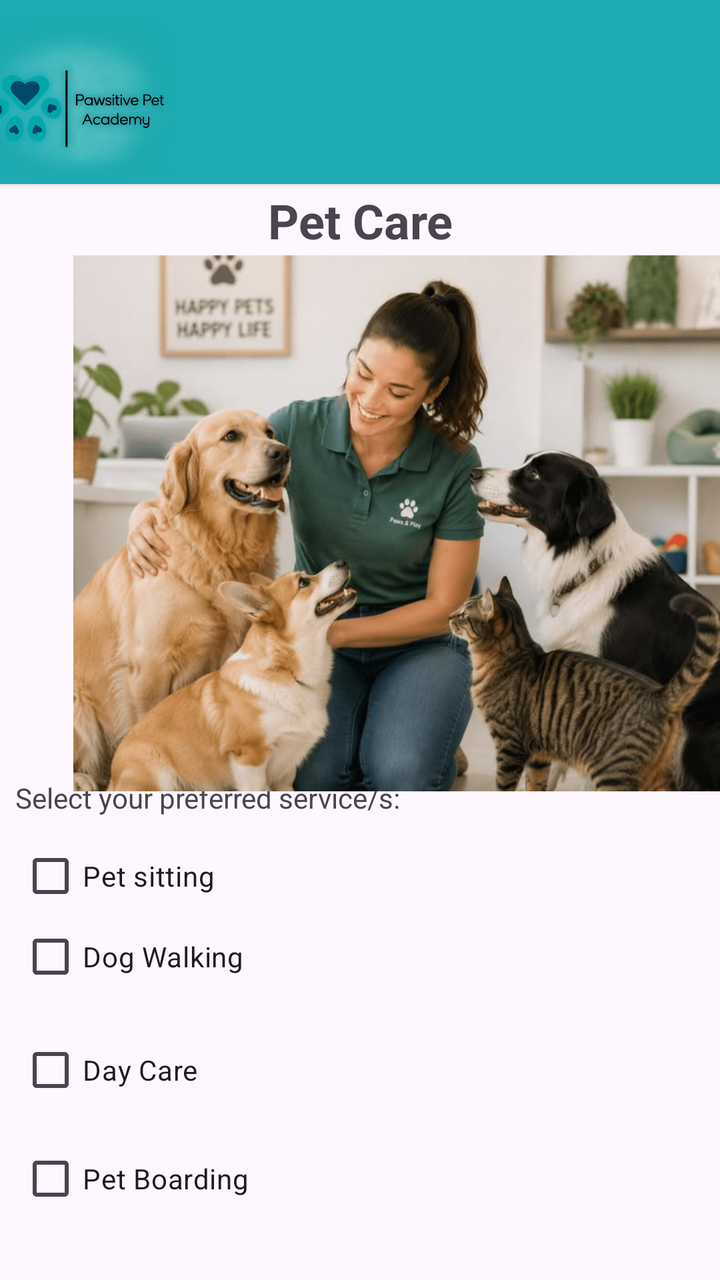
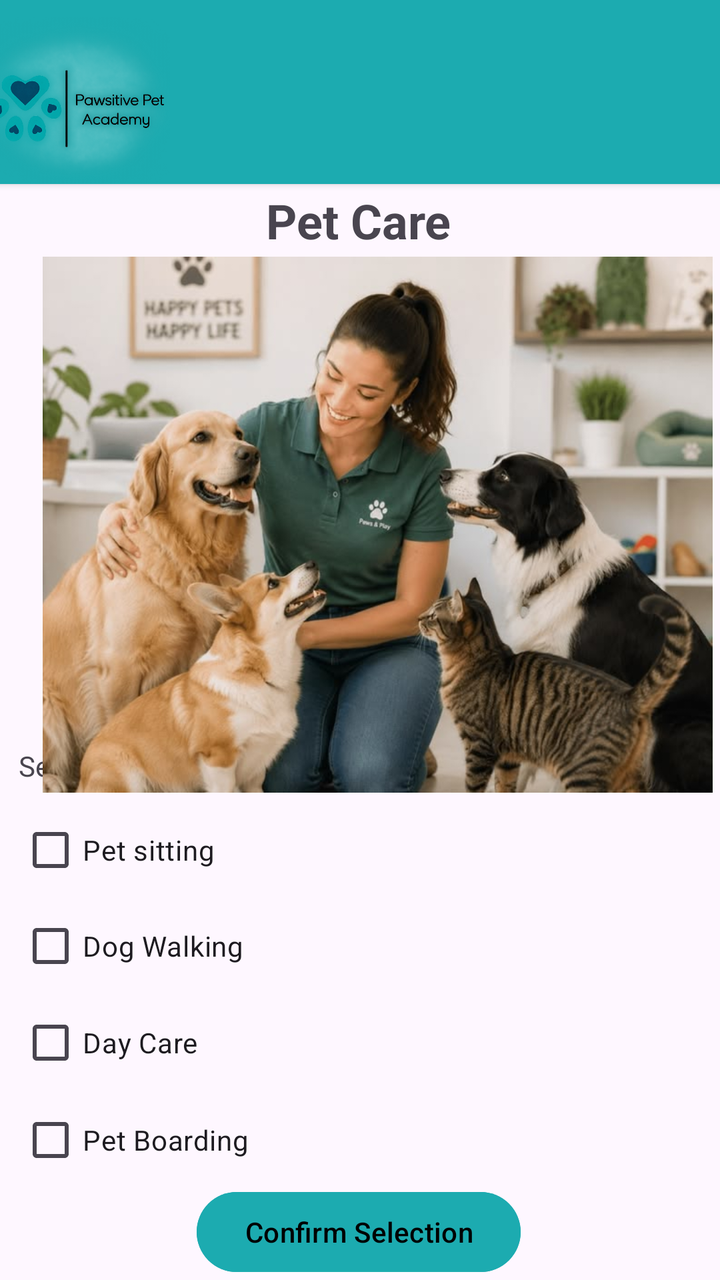

Compare the two renders of this Android layout. The source of the first and the diff that turns it into the second are given below.
<!-- AndroidManifest.xml: application theme Theme.PawsitivePets -->
<!-- res/layout/activity_pet_care.xml -->
<?xml version="1.0" encoding="utf-8"?>
<androidx.constraintlayout.widget.ConstraintLayout xmlns:android="http://schemas.android.com/apk/res/android"
    xmlns:app="http://schemas.android.com/apk/res-auto"
    xmlns:tools="http://schemas.android.com/tools"
    android:id="@+id/main"
    android:layout_width="match_parent"
    android:layout_height="match_parent"
    tools:context=".PetCare">

    <TextView
        android:id="@+id/txtPetCare"
        android:layout_width="161dp"
        android:layout_height="37dp"
        android:gravity="center"
        android:text="Pet Care"
        android:textSize="24sp"
        android:textStyle="bold"
        app:layout_constraintBottom_toBottomOf="parent"
        app:layout_constraintEnd_toEndOf="parent"
        app:layout_constraintStart_toStartOf="parent"
        app:layout_constraintTop_toTopOf="@+id/cardView2"
        app:layout_constraintVertical_bias="0.152" />

    <androidx.cardview.widget.CardView
        android:id="@+id/cardView2"
        android:layout_width="414dp"
        android:layout_height="92dp"
        app:cardBackgroundColor="#1CABB0"
        app:layout_constraintBottom_toBottomOf="parent"
        app:layout_constraintEnd_toEndOf="parent"
        app:layout_constraintStart_toStartOf="parent"
        app:layout_constraintTop_toTopOf="parent"
        app:layout_constraintVertical_bias="0.0">

        <ImageView
            android:id="@+id/imageView"
            android:layout_width="130dp"
            android:layout_height="match_parent"
            app:srcCompat="@drawable/logo_1" />
    </androidx.cardview.widget.CardView>

    <TextView
        android:id="@+id/txtSelect1"
        android:layout_width="wrap_content"
        android:layout_height="wrap_content"
        android:text="Select your preferred service/s:"
        app:layout_constraintBottom_toBottomOf="parent"
        app:layout_constraintEnd_toEndOf="parent"
        app:layout_constraintHorizontal_bias="0.045"
        app:layout_constraintStart_toStartOf="parent"
        app:layout_constraintTop_toTopOf="parent"
        app:layout_constraintVertical_bias="0.627" />

    <CheckBox
        android:id="@+id/checkPetSitting"
        android:layout_width="176dp"
        android:layout_height="56dp"
        android:text="Pet sitting"
        app:layout_constraintBottom_toBottomOf="parent"
        app:layout_constraintEnd_toEndOf="parent"
        app:layout_constraintHorizontal_bias="0.05"
        app:layout_constraintStart_toStartOf="parent"
        app:layout_constraintTop_toTopOf="parent"
        app:layout_constraintVertical_bias="0.702" />

    <CheckBox
        android:id="@+id/checkPetBoarding"
        android:layout_width="176dp"
        android:layout_height="56dp"
        android:text="Pet Boarding"
        app:layout_constraintBottom_toBottomOf="parent"
        app:layout_constraintEnd_toEndOf="parent"
        app:layout_constraintHorizontal_bias="0.051"
        app:layout_constraintStart_toStartOf="parent"
        app:layout_constraintTop_toTopOf="parent"
        app:layout_constraintVertical_bias="0.961" />

    <CheckBox
        android:id="@+id/checkDayCare"
        android:layout_width="176dp"
        android:layout_height="56dp"
        android:text="Day Care"
        app:layout_constraintBottom_toBottomOf="parent"
        app:layout_constraintEnd_toEndOf="parent"
        app:layout_constraintHorizontal_bias="0.051"
        app:layout_constraintStart_toStartOf="parent"
        app:layout_constraintTop_toTopOf="parent"
        app:layout_constraintVertical_bias="0.868" />

    <CheckBox
        android:id="@+id/checkDogWalking"
        android:layout_width="176dp"
        android:layout_height="56dp"
        android:text="Dog Walking"
        app:layout_constraintBottom_toBottomOf="parent"
        app:layout_constraintEnd_toEndOf="parent"
        app:layout_constraintHorizontal_bias="0.051"
        app:layout_constraintStart_toStartOf="parent"
        app:layout_constraintTop_toTopOf="parent"
        app:layout_constraintVertical_bias="0.771" />

    <ImageView
        android:id="@+id/imageView7"
        android:layout_width="408dp"
        android:layout_height="268dp"
        app:layout_constraintBottom_toBottomOf="parent"
        app:layout_constraintEnd_toEndOf="parent"
        app:layout_constraintHorizontal_bias="0.0"
        app:layout_constraintStart_toStartOf="parent"
        app:layout_constraintTop_toTopOf="@+id/cardView2"
        app:layout_constraintVertical_bias="0.343"
        app:srcCompat="@drawable/whatsapp_image_2026_09_22_at_09_33_24" />

</androidx.constraintlayout.widget.ConstraintLayout>
<!-- resources referenced by this layout -->
<resources>
  <!-- drawable logo_1: png bitmap (drawable, 235545 bytes) -->
  <!-- drawable whatsapp_image_2026_09_22_at_09_33_24: jpeg bitmap (drawable, 56257 bytes) -->
  <style name="Theme.PawsitivePets" parent="Base.Theme.PawsitivePets" />
  <style name="Base.Theme.PawsitivePets" parent="Theme.Material3.DayNight.NoActionBar">
          
          
      </style>
</resources>

<!-- the commit's change to res/layout/activity_pet_care.xml (unified diff, before → after) -->
@@ -6,6 +6,20 @@
     android:layout_width="match_parent"
     android:layout_height="match_parent"
     tools:context=".PetCare">
+
+    <Button
+        android:id="@+id/btnConfirmSelection1"
+        android:layout_width="wrap_content"
+        android:layout_height="wrap_content"
+        android:backgroundTint="#1CABB0"
+        android:text="Confirm Selection"
+        android:textColor="@color/black"
+        app:layout_constraintBottom_toBottomOf="parent"
+        app:layout_constraintEnd_toEndOf="parent"
+        app:layout_constraintHorizontal_bias="0.497"
+        app:layout_constraintStart_toStartOf="parent"
+        app:layout_constraintTop_toTopOf="parent"
+        app:layout_constraintVertical_bias="1.0" />
 
     <TextView
         android:id="@+id/txtPetCare"
@@ -17,6 +31,7 @@
         android:textStyle="bold"
         app:layout_constraintBottom_toBottomOf="parent"
         app:layout_constraintEnd_toEndOf="parent"
+        app:layout_constraintHorizontal_bias="0.496"
         app:layout_constraintStart_toStartOf="parent"
         app:layout_constraintTop_toTopOf="@+id/cardView2"
         app:layout_constraintVertical_bias="0.152" />
@@ -46,10 +61,10 @@
         android:text="Select your preferred service/s:"
         app:layout_constraintBottom_toBottomOf="parent"
         app:layout_constraintEnd_toEndOf="parent"
-        app:layout_constraintHorizontal_bias="0.045"
+        app:layout_constraintHorizontal_bias="0.055"
         app:layout_constraintStart_toStartOf="parent"
         app:layout_constraintTop_toTopOf="parent"
-        app:layout_constraintVertical_bias="0.627" />
+        app:layout_constraintVertical_bias="0.601" />
 
     <CheckBox
         android:id="@+id/checkPetSitting"
@@ -58,10 +73,10 @@
         android:text="Pet sitting"
         app:layout_constraintBottom_toBottomOf="parent"
         app:layout_constraintEnd_toEndOf="parent"
-        app:layout_constraintHorizontal_bias="0.05"
+        app:layout_constraintHorizontal_bias="0.051"
         app:layout_constraintStart_toStartOf="parent"
         app:layout_constraintTop_toTopOf="parent"
-        app:layout_constraintVertical_bias="0.702" />
+        app:layout_constraintVertical_bias="0.68" />
 
     <CheckBox
         android:id="@+id/checkPetBoarding"
@@ -73,7 +88,7 @@
         app:layout_constraintHorizontal_bias="0.051"
         app:layout_constraintStart_toStartOf="parent"
         app:layout_constraintTop_toTopOf="parent"
-        app:layout_constraintVertical_bias="0.961" />
+        app:layout_constraintVertical_bias="0.928" />
 
     <CheckBox
         android:id="@+id/checkDayCare"
@@ -85,7 +100,7 @@
         app:layout_constraintHorizontal_bias="0.051"
         app:layout_constraintStart_toStartOf="parent"
         app:layout_constraintTop_toTopOf="parent"
-        app:layout_constraintVertical_bias="0.868" />
+        app:layout_constraintVertical_bias="0.845" />
 
     <CheckBox
         android:id="@+id/checkDogWalking"
@@ -97,7 +112,7 @@
         app:layout_constraintHorizontal_bias="0.051"
         app:layout_constraintStart_toStartOf="parent"
         app:layout_constraintTop_toTopOf="parent"
-        app:layout_constraintVertical_bias="0.771" />
+        app:layout_constraintVertical_bias="0.762" />
 
     <ImageView
         android:id="@+id/imageView7"
@@ -105,10 +120,10 @@
         android:layout_height="268dp"
         app:layout_constraintBottom_toBottomOf="parent"
         app:layout_constraintEnd_toEndOf="parent"
-        app:layout_constraintHorizontal_bias="0.0"
+        app:layout_constraintHorizontal_bias="0.333"
         app:layout_constraintStart_toStartOf="parent"
         app:layout_constraintTop_toTopOf="@+id/cardView2"
-        app:layout_constraintVertical_bias="0.343"
+        app:layout_constraintVertical_bias="0.345"
         app:srcCompat="@drawable/whatsapp_image_2026_09_22_at_09_33_24" />
 
 </androidx.constraintlayout.widget.ConstraintLayout>
<!-- resource entries referenced after the edit -->
@@ -1,5 +1,6 @@
 <!-- resources referenced by this layout -->
 <resources>
+  <color name="black">#FF000000</color>
   <!-- drawable logo_1: png bitmap (drawable, 235545 bytes) -->
   <!-- drawable whatsapp_image_2026_09_22_at_09_33_24: jpeg bitmap (drawable, 56257 bytes) -->
   <style name="Theme.PawsitivePets" parent="Base.Theme.PawsitivePets" />
